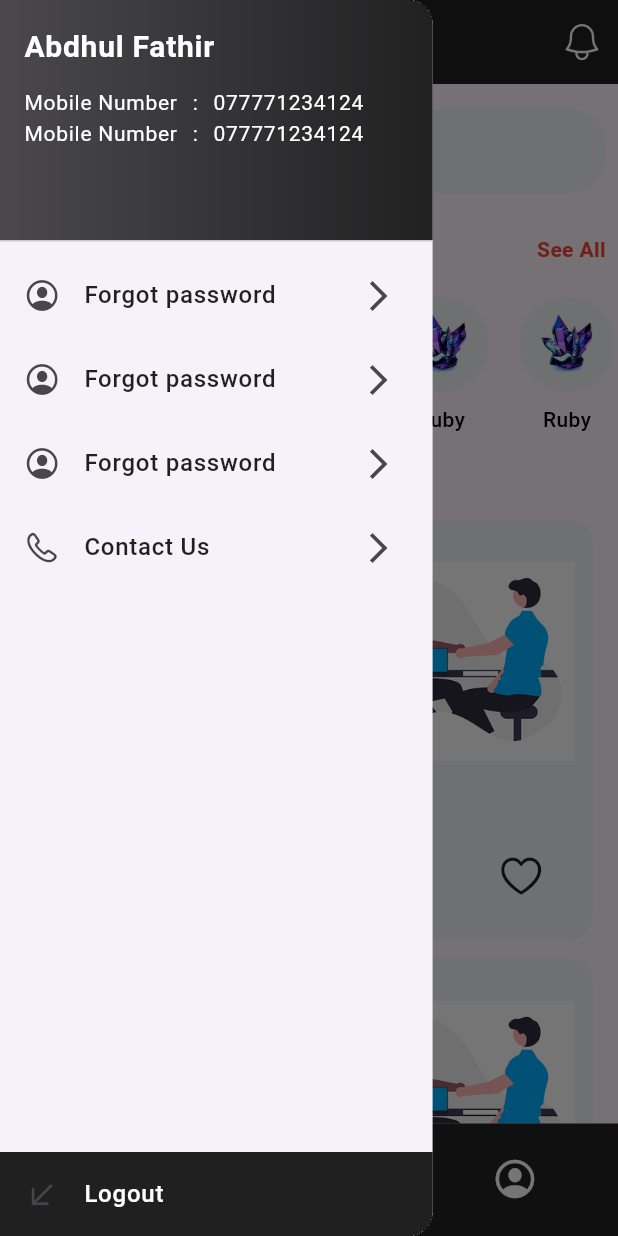
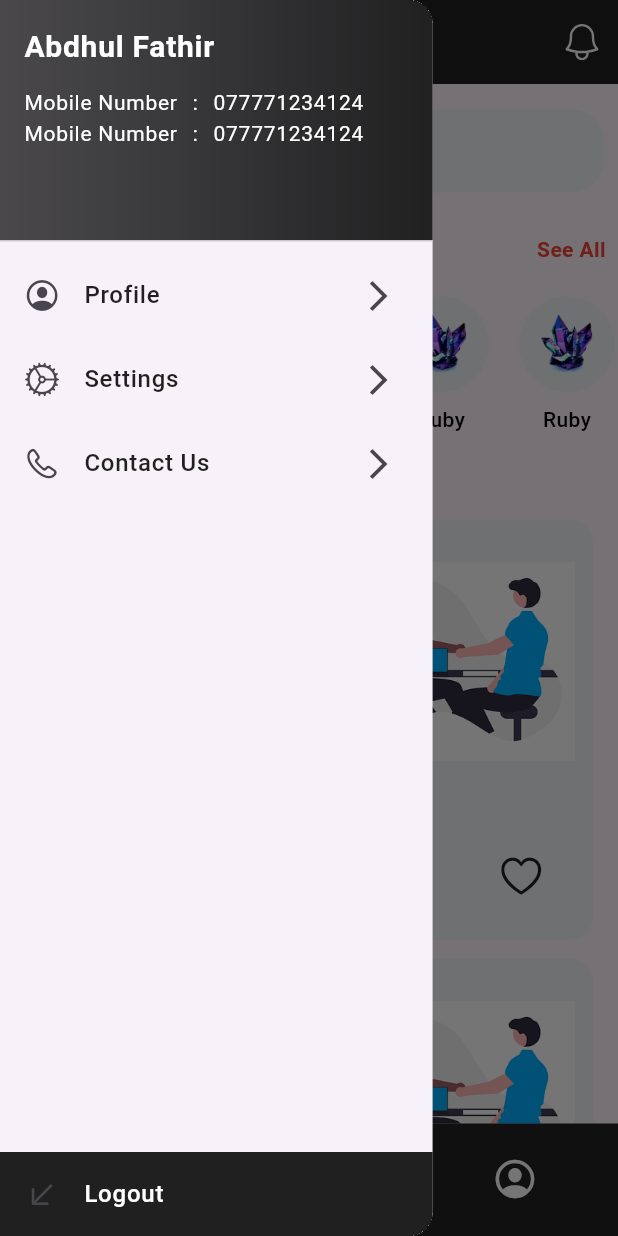
Before and after one commit to Sabithfulail/gem_book_mobile_app, a Flutter app: the HomeView screen opened by its route, with the side drawer open, on a phone screen of 412 x 824 dp. Run offline on Flutter 3.47's test engine with Material 3 defaults, Android fonts, the phone set to English and light mode, and no system bars; drawn by our look-alikes of curved_navigation_bar; our stand-ins replace flutter_svg, sizer.

```diff
--- a/lib/features/presentation/views/contact_us/contact_us.dart
+++ b/lib/features/presentation/views/contact_us/contact_us.dart
@@ -1,9 +1,6 @@
 import 'package:flutter/material.dart';
 import 'package:gem_book/units/app_strings.dart';
-import 'package:sizer/sizer.dart';
 import 'package:url_launcher/url_launcher.dart';
-
-import '../../../../units/app_colors.dart';
 import '../../widgets/common_appbar.dart';
 
 class ContactUsPage extends StatelessWidget {
--- a/lib/features/presentation/views/home_view/home_view.dart
+++ b/lib/features/presentation/views/home_view/home_view.dart
@@ -152,15 +152,28 @@ class _HomeViewState extends State<HomeView> {
             ),
             Row(
               children: [
+                InkWell(
+                  onTap: (){
+                    // setState(() {
+                    //   if(listGems[0].isFavourite == false){
+                    //     listGems[0].isFavourite =true;
+                    //   }else{
+                    //     listGems[0].isFavourite = false;
+                    //   }
+                    // });
+                  },
+                  child: GemCardWidget(
+                      imagePath: listGems[0].imagePath,
+                      name: listGems[0].name,
+                      price: listGems[0].price,
+                      isFavourite: true,
+                      onTapCallback: () {}),
+                ),
                 GemCardWidget(
                     imagePath: listGems[0].imagePath,
                     name: listGems[0].name,
                     price: listGems[0].price,
-                    onTapCallback: () {}),
-                GemCardWidget(
-                    imagePath: listGems[0].imagePath,
-                    name: listGems[0].name,
-                    price: listGems[0].price,
+                    isFavourite: true,
                     onTapCallback: () {}),
               ],
             ),
@@ -254,7 +267,7 @@ class _HomeViewState extends State<HomeView> {
             leading: const SizedBox(
               child: Icon(CupertinoIcons.profile_circled),
             ),
-            title: Text(AppStrings.forgotPassword,
+            title: Text(AppStrings.profile,
                 style: AppStyling.bold500TextSize16
                     .copyWith(color: AppColors.baseColor)),
             onTap: () {},
@@ -264,21 +277,9 @@ class _HomeViewState extends State<HomeView> {
           ),
           ListTile(
             leading: const SizedBox(
-              child: Icon(CupertinoIcons.profile_circled),
+              child: Icon(CupertinoIcons.settings),
             ),
-            title: Text(AppStrings.forgotPassword,
-                style: AppStyling.bold500TextSize16
-                    .copyWith(color: AppColors.baseColor)),
-            onTap: () {},
-            trailing: const Icon(
-              Icons.arrow_forward_ios,
-            ),
-          ),
-          ListTile(
-            leading: const SizedBox(
-              child: Icon(CupertinoIcons.profile_circled),
-            ),
-            title: Text(AppStrings.forgotPassword,
+            title: Text(AppStrings.settings,
                 style: AppStyling.bold500TextSize16
                     .copyWith(color: AppColors.baseColor)),
             onTap: () {},
@@ -347,7 +348,9 @@ class _HomeViewState extends State<HomeView> {
         if (index == 0) {
           // Navigator.pushNamed(context, Routes.kIntroPage);
         } else if (index == 1) {
-        } else if (index == 2) {}
+        } else if (index == 2) {
+
+        }
         setState(() {});
       },
       letIndexChange: (page) => true,
@@ -378,7 +381,9 @@ class _HomeViewState extends State<HomeView> {
             AppImages.icNotificationBell,
             height: 3.h,
           ),
-          onPressed: () {}, // Call onTap function directly
+          onPressed: () {
+            Navigator.pushNamed(context, Routes.kNotificationView);
+          }, // Call onTap function directly
         ),
       ],
     );
--- a/lib/features/presentation/widgets/gem.dart
+++ b/lib/features/presentation/widgets/gem.dart
@@ -5,9 +5,11 @@ class Gem{
   final String name;
   final String price;
   final String type;
+   bool isFavourite;
   Gem({
     required this.imagePath,
     required this.name,
     required this.price,
-    required this.type});
+    required this.type,
+    this.isFavourite = false});
 }
--- a/lib/features/presentation/widgets/gem_card.dart
+++ b/lib/features/presentation/widgets/gem_card.dart
@@ -7,13 +7,15 @@ class GemCardWidget extends StatelessWidget {
   final String name;
   final String price;
   final VoidCallback onTapCallback;
+  final bool isFavourite;
 
   const GemCardWidget(
       {super.key,
       required this.imagePath,
       required this.name,
       required this.price,
-      required this.onTapCallback});
+      required this.onTapCallback,
+      this.isFavourite = false});
 
   @override
   Widget build(BuildContext context) {
@@ -59,10 +61,16 @@ class GemCardWidget extends StatelessWidget {
                             fontWeight: FontWeight.bold),
                       ),
                        SizedBox(width: 15.w),
-                       const Icon(
-                        CupertinoIcons.heart,
-                        size: 32,
-                      )
+                       isFavourite
+                           ?const Icon(
+                         CupertinoIcons.heart_fill,
+                         color: Colors.red,
+                         size: 32,
+                       )
+                           :const Icon(
+                         CupertinoIcons.heart,
+                         size: 32,
+                       )
                     ],
                   )
                 ],
--- a/lib/units/app_strings.dart
+++ b/lib/units/app_strings.dart
@@ -15,6 +15,9 @@ class AppStrings {
   static const String contactUs = "Contact Us";
   static const String homeTitle = "Gem Home";
   static const String seeAll = "See All";
+  static const String notification = "Notification";
+  static const String profile = "Profile";
+  static const String settings = "Settings";
 
 
 
--- a/lib/units/routes.dart
+++ b/lib/units/routes.dart
@@ -5,6 +5,7 @@ import '../features/presentation/views/contact_us/contact_us.dart';
 import '../features/presentation/views/home_view/home_view.dart';
 import '../features/presentation/views/intro/intro_page.dart';
 import '../features/presentation/views/login/sign_up_view.dart';
+import '../features/presentation/views/notificaation/notification__view.dart';
 import '../features/presentation/views/splash/splash_view.dart';
 
 
@@ -16,8 +17,7 @@ class Routes {
   static const String kSignUpView = 'kSignUpView';
   static const String kIntroPage = 'kIntroPage';
   static const String kContactUsPage = 'kContactUsPage';
-
-
+  static const String kNotificationView = 'kNotificationView';
 
 
   static Route<dynamic> generateRoute(RouteSettings settings) {
@@ -53,6 +53,11 @@ class Routes {
           builder: (_) => const ContactUsPage(),
           settings: const RouteSettings(name: kIntroPage),
         );
+      case Routes.kNotificationView:
+        return MaterialPageRoute(
+          builder: (_) => const NotificationView(),
+          settings: const RouteSettings(name: kIntroPage),
+        );
 
 
 
```
Also changed, not shown: lib/features/presentation/views/notificaation/notification__view.dart (added, +37 -0 lines).
